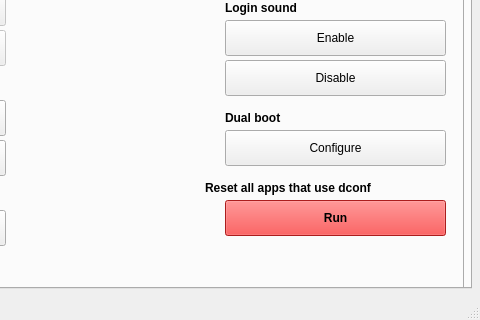
Qt form src/mainwindow.ui (adgellida/ubunsys) before a commit; both pictures show x 239 to 719 and y 201 to 521 of the 719 by 521 pixel window.
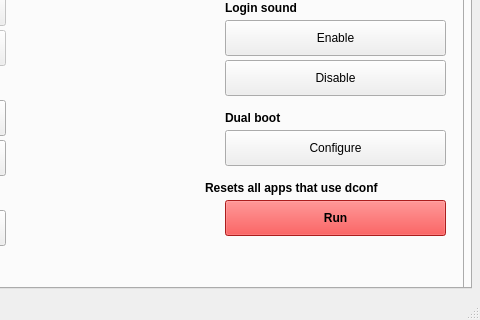
The same form after that commit. The open tabs and pages were chosen to show the change. Icons and pictures are not drawn.

What changed in the file:
```diff
--- a/src/mainwindow.ui
+++ b/src/mainwindow.ui
@@ -2013,7 +2013,7 @@
          </font>
         </property>
         <property name="text">
-         <string>Reset all apps that use dconf</string>
+         <string>Resets all apps that use dconf</string>
         </property>
        </widget>
        <widget class="QPushButton" name="resetDconf">
```
Left out of the diff: 2 changed lines with no effect on the pictures.
